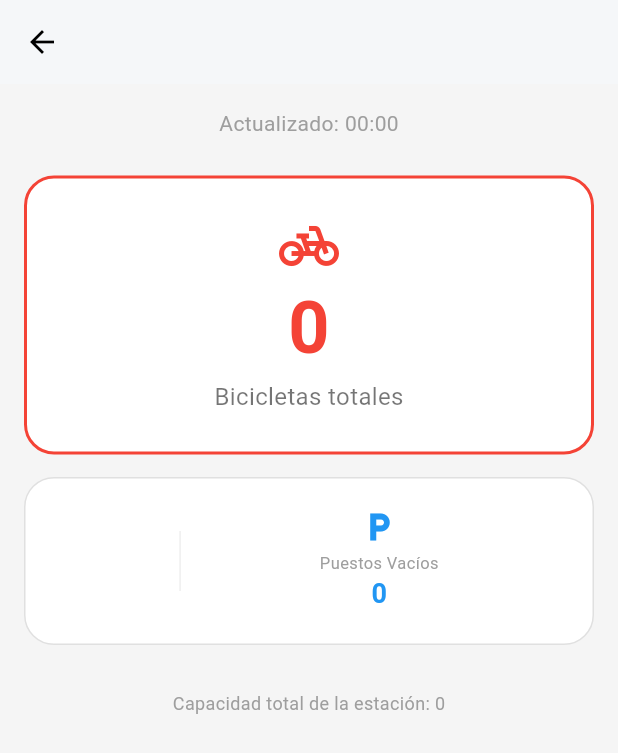
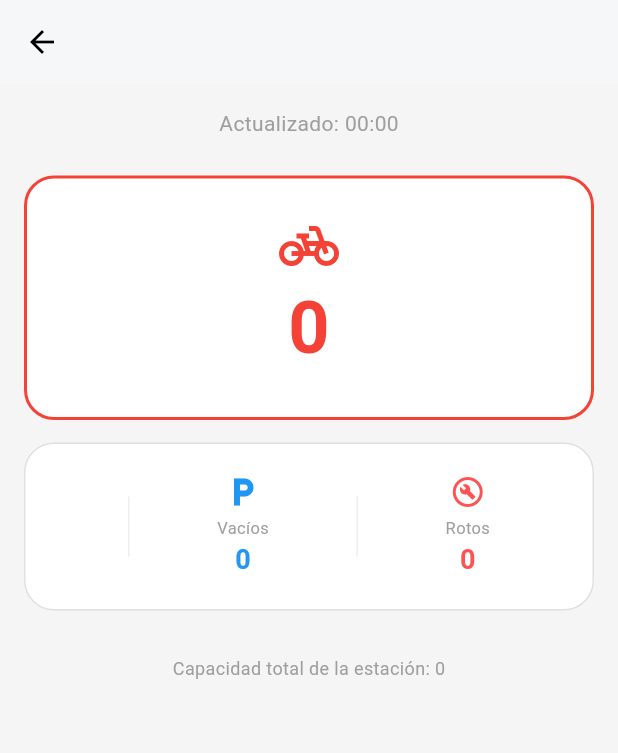
Before and after one commit to SilviaGarciaBouza/to7_1, a Flutter app: the StationDetailScreen screen opened directly with empty values, on a phone screen of 412 x 824 dp. Shown: the top 753 px of the screen. Run offline on Flutter 3.47's test engine with Material 3 defaults, Android fonts, the phone set to English and light mode, and no system bars; network calls fail.

```diff
--- a/lib/views/StationDetailScreen.dart
+++ b/lib/views/StationDetailScreen.dart
@@ -19,6 +19,10 @@ class StationDetailScreen extends StatelessWidget {
     );
     final time =
         "${date.hour.toString().padLeft(2, '0')}:${date.minute.toString().padLeft(2, '0')}";
+
+    final int inhabilitados =
+        station.capacity -
+        (station.numBikesAvailable + station.numDocksAvailable);
 
     return Scaffold(
       backgroundColor: const Color(0xFFF5F5F5),
@@ -49,6 +53,11 @@ class StationDetailScreen extends StatelessWidget {
               ),
               child: Column(
                 children: [
+                  Tooltip(
+                    message: 'Bicicletas totales disponibles',
+                    child: Column(
+                      mainAxisSize: MainAxisSize.min,
+                      children: [
                         Icon(Icons.pedal_bike, size: 40, color: statusColor),
                         Text(
                           "${station.numBikesAvailable}",
@@ -58,9 +67,8 @@ class StationDetailScreen extends StatelessWidget {
                             color: statusColor,
                           ),
                         ),
-                  const Text(
-                    "Bicicletas totales",
-                    style: TextStyle(fontSize: 16, color: Colors.black54),
+                      ],
+                    ),
                   ),
                 ],
               ),
@@ -113,7 +121,7 @@ class StationDetailScreen extends StatelessWidget {
                       const Icon(Icons.local_parking, color: Colors.blue),
                       const SizedBox(height: 4),
                       const Text(
-                        "Puestos Vacíos",
+                        "Vacíos",
                         style: TextStyle(fontSize: 11, color: Colors.grey),
                       ),
                       Text(
@@ -122,6 +130,30 @@ class StationDetailScreen extends StatelessWidget {
                           fontWeight: FontWeight.bold,
                           fontSize: 18,
                           color: Colors.blue,
+                        ),
+                      ),
+                    ],
+                  ),
+
+                  Container(height: 40, width: 1, color: Colors.grey.shade200),
+
+                  Column(
+                    children: [
+                      const Icon(
+                        Icons.build_circle_outlined,
+                        color: Colors.redAccent,
+                      ),
+                      const SizedBox(height: 4),
+                      const Text(
+                        "Rotos",
+                        style: TextStyle(fontSize: 11, color: Colors.grey),
+                      ),
+                      Text(
+                        "${inhabilitados < 0 ? 0 : inhabilitados}",
+                        style: const TextStyle(
+                          fontWeight: FontWeight.bold,
+                          fontSize: 18,
+                          color: Colors.redAccent,
                         ),
                       ),
                     ],
```
Also changed, not shown: lib/views/StationListScreen.dart (+76 -135 lines). Lines whose indentation alone changed are shown as unchanged.
